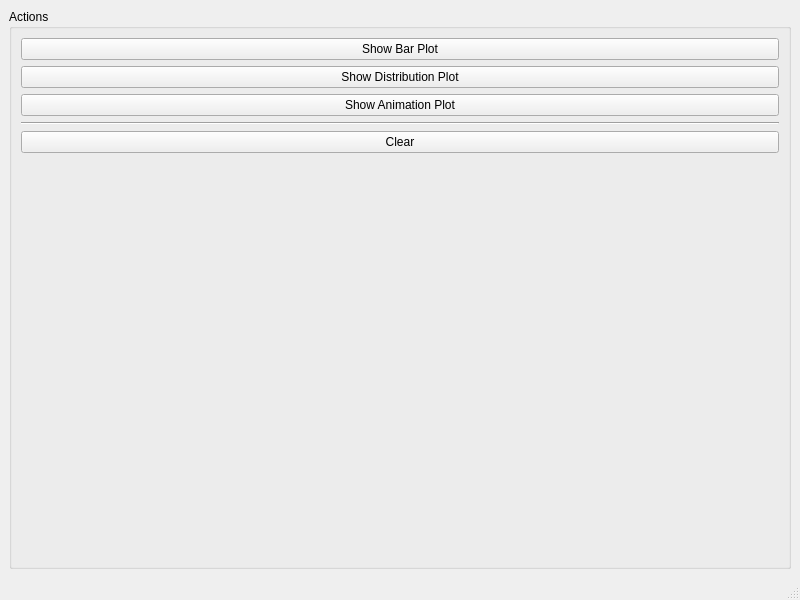
Before: the Qt Designer form demo/plotly/plotlyGuiDemo.ui in itom-project/itom, drawn with Qt 5.
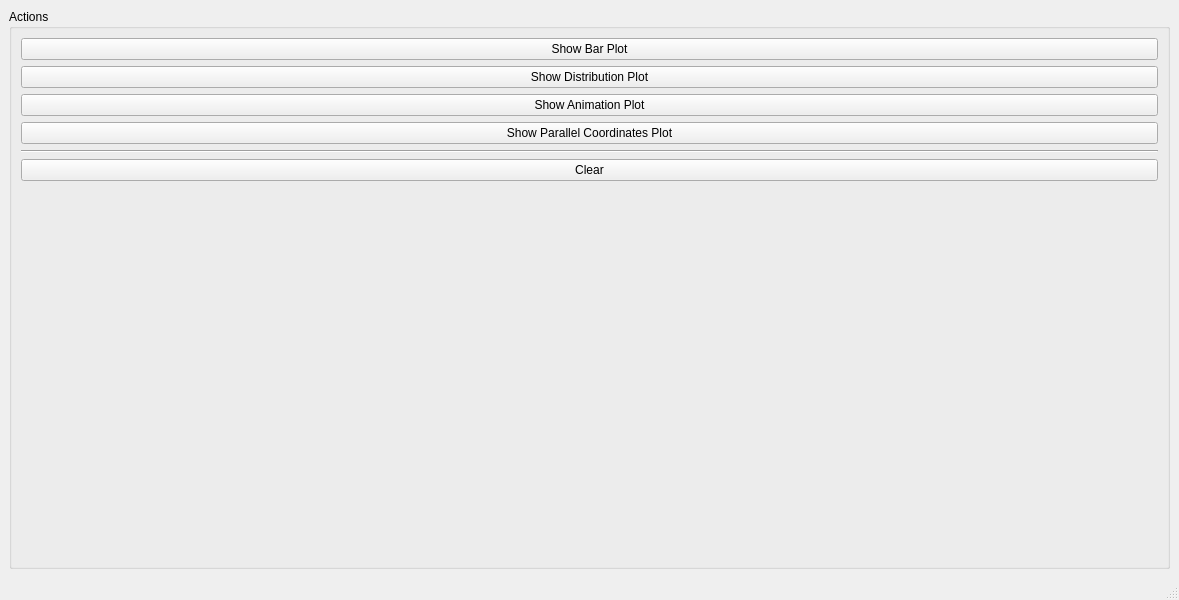
After: the same form once the commit is applied. Custom widgets are drawn as their Qt base class.

Commit message: added parallel coordinates plot to plotly demo

Diff of the .ui file:
```diff
--- a/demo/plotly/plotlyGuiDemo.ui
+++ b/demo/plotly/plotlyGuiDemo.ui
@@ -6,7 +6,7 @@
    <rect>
     <x>0</x>
     <y>0</y>
-    <width>800</width>
+    <width>1179</width>
     <height>600</height>
    </rect>
   </property>
@@ -45,6 +45,13 @@
          </property>
         </widget>
        </item>
+       <item>
+        <widget class="QPushButton" name="btnPlot4">
+         <property name="text">
+          <string>Show Parallel Coordinates Plot</string>
+         </property>
+        </widget>
+       </item>
        <item>
         <widget class="Line" name="line">
          <property name="orientation">
```
Left out of the diff: 4 changed lines with no effect on the pictures. The commit also changes 1 other file.
